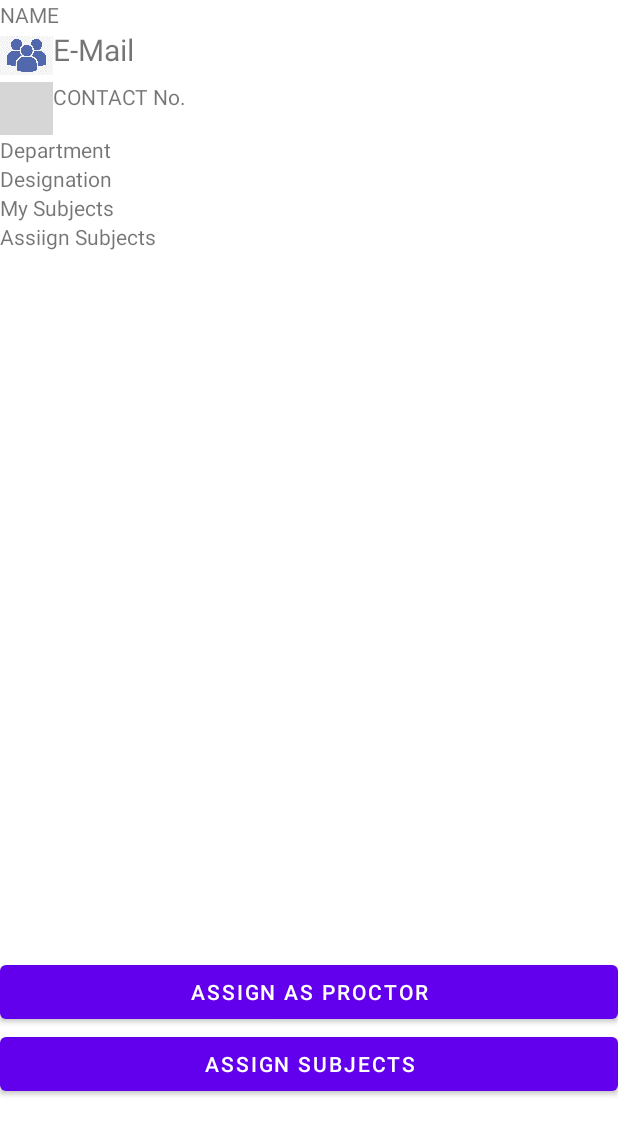
After one commit to nipunjain5499/studentportal_app, an Android app: the layout activity_faculty_profile.xml on its own in the app's theme, with its tools: preview values and no code run, on a phone screen of 412 x 824 dp. The commit adds this screen. Shown: the top 1135 px of the screen. Run offline under Robolectric (Android 15) with nearby library versions, the phone set to English and light mode, and no system bars; grey boxes are pictures that could not be loaded.

Commit message:
hod work

```diff
--- a/app/src/main/AndroidManifest.xml
+++ b/app/src/main/AndroidManifest.xml
@@ -2,7 +2,6 @@
 <manifest xmlns:android="http://schemas.android.com/apk/res/android"
     package="com.example.numberotpsignin">
 
-    <uses-permission android:name="android.permission.INTERNET" />
     <application
         android:allowBackup="true"
         android:icon="@mipmap/ic_launcher"
@@ -10,6 +9,7 @@
         android:roundIcon="@mipmap/ic_launcher_round"
         android:supportsRtl="true"
         android:theme="@style/Theme.Numberotpsignin">
+        <activity android:name=".FacultyProfile"></activity>
         <activity
             android:name=".HOD"
             android:label="@string/title_activity_hod"
@@ -40,6 +40,6 @@
         </activity>
     </application>
 
-
+    <uses-permission android:name="android.permission.INTERNET" />
 
 </manifest>
--- a/app/src/main/java/com/example/numberotpsignin/faculty.java
+++ b/app/src/main/java/com/example/numberotpsignin/faculty.java
@@ -20,7 +20,7 @@ public class faculty extends AppCompatActivity {
 
     Button btn1;
     TextView addMoreSubjects;
-    EditText sub1,e1,e2,e3,e4;
+    EditText sub1,e1,e2,e3,e4,e5;
     LinearLayout linearLayout;
     ArrayList <EditText> inputSubjects;
     ArrayList<Subjects> subjects;
@@ -37,6 +37,7 @@ public class faculty extends AppCompatActivity {
         e2=findViewById(R.id.ed2);
         e3=findViewById(R.id.ed3);
         e4=findViewById(R.id.ed4);
+        e5=findViewById(R.id.ed5);
         inputSubjects=new ArrayList<>();
         subjects=new ArrayList<>();
         addMoreSubjects.setOnClickListener(new View.OnClickListener() {
@@ -67,6 +68,7 @@ public class faculty extends AppCompatActivity {
                 String designation=e2.getText().toString();
                 String department=e3.getText().toString();
                 String contact=e4.getText().toString();
+                String email=e5.getText().toString();
                 if(!inputSubjects.isEmpty()) {
                     submitsubjects.add(sub1.getText().toString());
                     for(EditText temp:inputSubjects){
@@ -76,7 +78,7 @@ public class faculty extends AppCompatActivity {
                 else{
                     submitsubjects.add(sub1.getText().toString());
                 }
-                facultyassign facultyassign=new facultyassign(name,designation,department,contact,false,null,submitsubjects);
+                facultyassign facultyassign=new facultyassign(name,designation,department,contact,false,null,submitsubjects,email);
                 FirebaseDatabase database = FirebaseDatabase.getInstance();
                 DatabaseReference myref = database.getReference().child("Faculty");
                 myref.child(contact).setValue(facultyassign);
--- a/app/src/main/java/com/example/numberotpsignin/ui/Faculties.java
+++ b/app/src/main/java/com/example/numberotpsignin/ui/Faculties.java
@@ -8,6 +8,7 @@ import androidx.fragment.app.Fragment;
 import androidx.recyclerview.widget.LinearLayoutManager;
 import androidx.recyclerview.widget.RecyclerView;
 
+import android.util.Log;
 import android.view.LayoutInflater;
 import android.view.View;
 import android.view.ViewGroup;
@@ -54,8 +55,10 @@ public class Faculties extends Fragment {
 
         ChildEventListener childEventListener=new ChildEventListener() {
             @Override
-            public void onChildAdded(@NonNull @NotNull DataSnapshot snapshot, @Nullable @org.jetbrains.annotations.Nullable String previousChildName) {
+            public void onChildAdded(@NonNull @NotNull DataSnapshot snapshot,
+                                     @Nullable @org.jetbrains.annotations.Nullable String previousChildName) {
                  facultyassign helperclass=snapshot.getValue(facultyassign.class);
+                 Log.d("Faculty Name",helperclass.getName());
                  facultyList.add(helperclass);
                  recyclerView.getAdapter().notifyDataSetChanged();
             }
--- /dev/null
+++ b/app/src/main/res/layout/activity_faculty_profile.xml
@@ -0,0 +1,181 @@
+<?xml version="1.0" encoding="utf-8"?>
+<ScrollView
+    xmlns:android="http://schemas.android.com/apk/res/android"
+    xmlns:app="http://schemas.android.com/apk/res-auto"
+    xmlns:tools="http://schemas.android.com/tools"
+    android:layout_width="match_parent"
+    android:layout_height="wrap_content"
+    android:orientation="vertical"
+    tools:context=".FacultyProfile">
+
+
+<LinearLayout
+    android:layout_width="match_parent"
+    android:layout_height="match_parent"
+    android:orientation="vertical"
+    >
+
+    <LinearLayout
+        android:layout_width="match_parent"
+        android:layout_height="wrap_content"
+        android:orientation="horizontal">
+
+        <TextView
+            android:layout_width="match_parent"
+            android:layout_height="wrap_content"
+            android:layout_weight="1"
+            android:text="NAME"
+            />
+        <TextView
+            android:layout_width="match_parent"
+            android:layout_height="wrap_content"
+            android:id="@+id/facultyName"
+            android:layout_weight="1"
+            />
+    </LinearLayout>
+    <LinearLayout
+    android:layout_width="match_parent"
+    android:layout_height="wrap_content"
+    android:orientation="horizontal">
+
+        <ImageView
+            android:layout_width="35sp"
+            android:layout_height="35sp"
+            android:src="@drawable/faculty_image"
+            android:id="@+id/emailintent"
+            />
+
+    <TextView
+        android:layout_width="match_parent"
+        android:layout_height="wrap_content"
+        android:layout_weight="1"
+        android:textSize="20sp"
+        android:text="E-Mail"
+        />
+    <TextView
+        android:layout_width="match_parent"
+        android:layout_height="wrap_content"
+        android:id="@+id/facultyEmail"
+        android:layout_weight="1"
+        />
+</LinearLayout>
+    <LinearLayout
+        android:layout_width="match_parent"
+        android:layout_height="wrap_content"
+        android:orientation="horizontal">
+
+        <ImageView
+            android:layout_width="35sp"
+            android:layout_height="35sp"
+           android:src="@drawable/student_image"
+            android:id="@+id/contacttodialer"
+
+            />
+        <TextView
+            android:layout_width="match_parent"
+            android:layout_height="wrap_content"
+            android:layout_weight="1"
+            android:text="CONTACT No."
+            />
+        <TextView
+            android:layout_width="match_parent"
+            android:layout_height="wrap_content"
+            android:id="@+id/facultyContactNo"
+            android:layout_weight="1"
+            />
+    </LinearLayout>
+    <LinearLayout
+        android:layout_width="match_parent"
+        android:layout_height="wrap_content"
+        android:orientation="horizontal">
+        <TextView
+            android:layout_width="match_parent"
+            android:layout_height="wrap_content"
+            android:layout_weight="1"
+            android:text="Department"
+            />
+        <TextView
+            android:layout_width="match_parent"
+            android:layout_height="wrap_content"
+            android:id="@+id/facultyDepartment"
+            android:layout_weight="1"
+            />
+    </LinearLayout>
+
+    <LinearLayout
+        android:layout_width="match_parent"
+        android:layout_height="wrap_content"
+        android:orientation="horizontal">
+        <TextView
+            android:layout_width="match_parent"
+            android:layout_height="wrap_content"
+            android:layout_weight="1"
+            android:text="Designation"
+            />
+        <TextView
+            android:layout_width="match_parent"
+            android:layout_height="wrap_content"
+            android:id="@+id/facultyDesignation"
+            android:layout_weight="1"
+            />
+    </LinearLayout>
+    <LinearLayout
+        android:layout_width="match_parent"
+        android:layout_height="wrap_content"
+        android:orientation="horizontal">
+        <TextView
+            android:layout_width="match_parent"
+            android:layout_height="wrap_content"
+            android:layout_weight="1"
+            android:text="My Subjects"
+            />
+        <LinearLayout
+            android:layout_width="match_parent"
+            android:layout_height="wrap_content"
+            android:layout_weight="1"
+            android:orientation="vertical"
+            android:id="@+id/facultySubjects"
+            />
+    </LinearLayout>
+    <LinearLayout
+        android:layout_width="match_parent"
+        android:layout_height="wrap_content"
+        android:orientation="horizontal">
+        <TextView
+            android:layout_width="match_parent"
+            android:layout_height="wrap_content"
+            android:layout_weight="1"
+            android:text="Assiign Subjects"
+            />
+        <LinearLayout
+            android:layout_width="match_parent"
+            android:layout_height="wrap_content"
+            android:layout_weight="1"
+            android:orientation="vertical"
+            android:id="@+id/facultyAssignSubjects"
+            />
+    </LinearLayout>
+
+    <LinearLayout
+        android:layout_width="match_parent"
+        android:layout_height="match_parent"
+        android:orientation="vertical">
+
+        <Button
+            android:id="@+id/assignAsProctor"
+            android:layout_width="match_parent"
+            android:layout_height="wrap_content"
+            android:layout_gravity="bottom"
+            android:layout_marginTop="470sp"
+            android:text="Assign as Proctor" />
+
+        <Button
+            android:id="@+id/assignSubjects"
+            android:layout_width="match_parent"
+            android:layout_height="wrap_content"
+            android:layout_marginBottom="1sp"
+            android:text="Assign Subjects" />
+    </LinearLayout>
+</LinearLayout>
+
+</ScrollView>
--- a/app/src/main/res/layout/hod_facultylistitem.xml
+++ b/app/src/main/res/layout/hod_facultylistitem.xml
@@ -4,7 +4,6 @@
     android:layout_width="match_parent"
     android:layout_height="wrap_content"
     xmlns:android="http://schemas.android.com/apk/res/android">
-
 
     <LinearLayout
         android:layout_width="match_parent"
```
Also changed, not shown: app/src/main/java/com/example/numberotpsignin/AssignSubjects.java (added, +64 -0 lines), app/src/main/java/com/example/numberotpsignin/Assign_Subjectsbyhod.java (added, +64 -0 lines), app/src/main/java/com/example/numberotpsignin/FacultyProfile.java (added, +125 -0 lines), app/src/main/java/com/example/numberotpsignin/facultyassign.java (+34 -16 lines), app/src/main/java/com/example/numberotpsignin/hodfacultyadapter.java (+15 -13 lines), app/src/main/res/layout/activity_faculty.xml (+24 -0 lines), app/src/main/res/layout/fragment_assign__subjectsbyhod.xml (added, +39 -0 lines), app/src/main/res/layout/fragment_assign_subjects.xml (added, +14 -0 lines).
